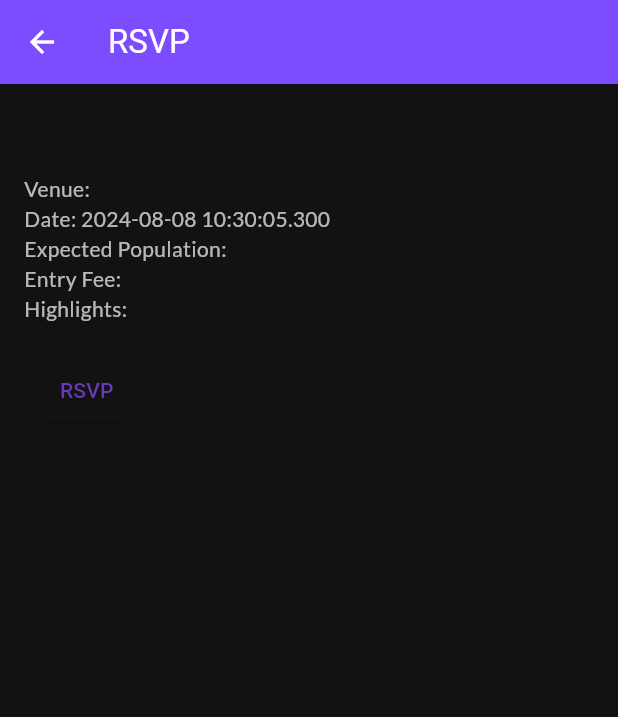
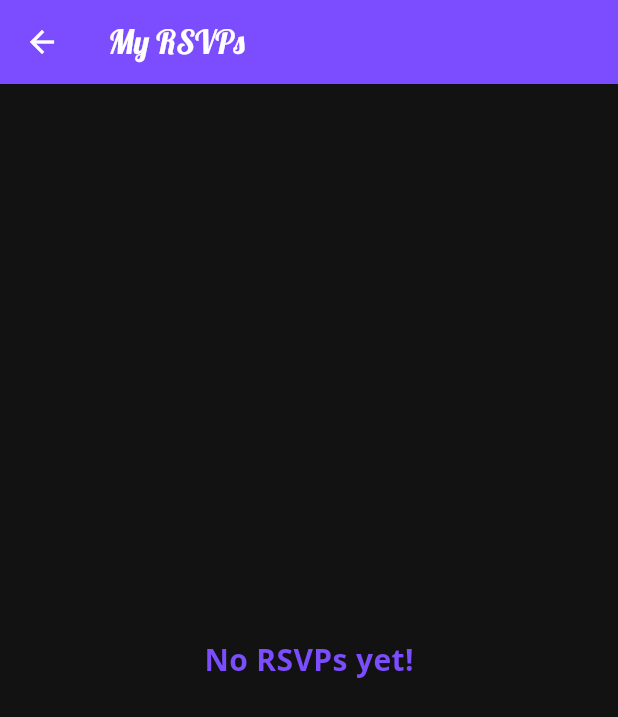
Before and after one commit to anshgagneja/MinglEve, a Flutter app: the RSVP_Screen screen opened directly with empty values, on a phone screen of 412 x 824 dp. Shown: the top 717 px of the screen. Run offline on Flutter 3.47's test engine with Material 3 defaults, Android fonts, the phone set to English and light mode, and no system bars; our stand-ins replace carousel_slider, cloud_firestore, firebase_auth, firebase_core, firebase_storage, fluttertoast and 4 more; accounts and stored records are empty.

```diff
--- a/lib/screens/rsvp_screen.dart
+++ b/lib/screens/rsvp_screen.dart
@@ -1,43 +1,60 @@
 import 'package:flutter/material.dart';
+import 'package:google_fonts/google_fonts.dart';
 import '../models/event_model.dart' as model_event;
 
 class RSVP_Screen extends StatelessWidget {
-  final model_event.Event event;
+  final List<model_event.Event> rsvpEvents;
 
-  RSVP_Screen({required this.event});
+  RSVP_Screen({required this.rsvpEvents});
 
   @override
   Widget build(BuildContext context) {
     return Scaffold(
       appBar: AppBar(
-        title: Text('RSVP'),
+        title: Text(
+          'My RSVPs',
+          style: GoogleFonts.lobster(),
+        ),
         backgroundColor: Colors.deepPurpleAccent,
       ),
-      body: Padding(
-        padding: const EdgeInsets.all(16.0),
-        child: Column(
+      body: rsvpEvents.isEmpty
+          ? Center(
+              child: Text(
+                'No RSVPs yet!',
+                style: GoogleFonts.openSans(
+                  fontSize: 20,
+                  color: Colors.deepPurpleAccent,
+                  fontWeight: FontWeight.bold,
+                ),
+              ),
+            )
+          : ListView.builder(
+              itemCount: rsvpEvents.length,
+              itemBuilder: (context, index) {
+                final event = rsvpEvents[index];
+                return Card(
+                  margin: EdgeInsets.symmetric(vertical: 10, horizontal: 16),
+                  child: ListTile(
+                    leading: Image.asset(event.imageUrl, fit: BoxFit.cover),
+                    title: Text(
+                      event.title,
+                      style: GoogleFonts.openSans(
+                        fontSize: 18,
+                        fontWeight: FontWeight.bold,
+                      ),
+                    ),
+                    subtitle: Column(
                       crossAxisAlignment: CrossAxisAlignment.start,
                       children: [
-            Text(
-              event.title,
-              style: TextStyle(fontSize: 24, fontWeight: FontWeight.bold),
-            ),
-            SizedBox(height: 10),
                         Text('Venue: ${event.venue}'),
-            Text('Date: ${event.date}'),  // Assuming date is part of the event model
+                        Text('Date: ${event.date.toLocal()}'),
                         Text('Expected Population: ${event.expectedPopulation}'),
-            Text('Entry Fee: ${event.entryFee}'),
-            Text('Highlights: ${event.highlights}'),
-            SizedBox(height: 20),
-            ElevatedButton(
-              onPressed: () {
-                // Handle RSVP functionality here
-              },
-              child: Text('RSVP'),
-            ),
                       ],
                     ),
                   ),
                 );
+              },
+            ),
+    );
   }
 }
```
Also changed, not shown: lib/screens/event_discovery_screen.dart (+33 -11 lines), lib/screens/home_screen.dart (+23 -12 lines). Lines whose indentation alone changed are shown as unchanged.
